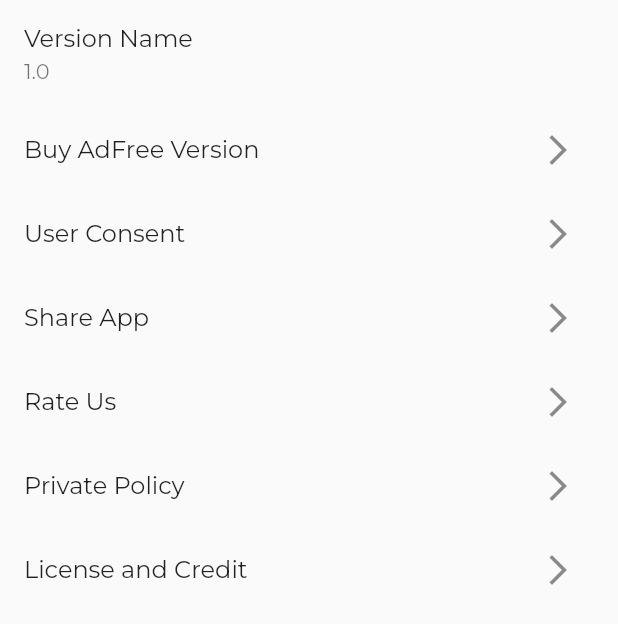
After one commit to jay2607-cmd/sound_meter_without_google_ads, a Flutter app: the Info screen opened directly, on a phone screen of 412 x 824 dp. The commit adds this screen. Shown: the top 624 px of the screen. Run offline on Flutter 3.47's test engine with Material 2 defaults, Android fonts, the light colour scheme and no system bars; our stand-ins replace audioplayers, camera, dotted_border, flutter_highlight, google_fonts, google_mobile_ads and 9 more; missing offline and left inert: flutter_audio_recorder2, noise_meter; accounts and stored records are empty; network calls fail.

Commit message:
Info Page Day 1 , In app-purchase remaining

```diff
--- a/lib/google_ads.dart
+++ b/lib/google_ads.dart
@@ -43,3 +43,9 @@
 // }
 //
 //
+
+var adBannerUnit = "ca-app-pub-3940256099942544/6300978111";
+
+var adIntUnit = "ca-app-pub-3940256099942544/1033173712";
+
+var adNativeUnit = "ca-app-pub-3940256099942544/2247696110";
--- a/lib/logic/dB_Data.dart
+++ b/lib/logic/dB_Data.dart
@@ -3,7 +3,6 @@
 import 'dart:async';
 import 'package:flutter/foundation.dart';
 import 'package:flutter/material.dart';
-import 'package:flutter_dotenv/flutter_dotenv.dart';
 import 'package:google_mobile_ads/google_mobile_ads.dart';
 
 import 'package:noise_meter/noise_meter.dart';
@@ -54,7 +53,7 @@ class NoiseAppState extends State<NoiseApp> with WidgetsBindingObserver {
   bool isInterstitaleLoaded = false;
 
   // interstitle app id
-  var adInterstitaleUnit = "ca-app-pub-3940256099942544/1033173712";
+  var adInterstitaleUnit = adIntUnit;
 
   initInterstitialAd() {
     InterstitialAd.load(
@@ -106,7 +105,7 @@ class NoiseAppState extends State<NoiseApp> with WidgetsBindingObserver {
   bool isLoaded = false;
 
   // testing ad id
-  var adUnit = dotenv.env['BANNER_AD_UNIT'] ?? "BANNER_AD_UNIT not found";
+  var adUnit = adBannerUnit;
 
   @override
   void initState() {
--- a/lib/main.dart
+++ b/lib/main.dart
@@ -1,7 +1,6 @@
 import 'package:camera/camera.dart';
 import 'package:flutter/material.dart';
 import 'package:flutter/services.dart';
-import 'package:flutter_dotenv/flutter_dotenv.dart';
 import 'package:google_mobile_ads/google_mobile_ads.dart';
 import 'package:hive/hive.dart';
 
@@ -37,7 +36,6 @@ Future<void> main() async {
   WidgetsFlutterBinding.ensureInitialized();
   MobileAds.instance.initialize();
 
-  await dotenv.load();
 
   try {
     cameras = await availableCameras();
--- a/lib/screens/camera_home.dart
+++ b/lib/screens/camera_home.dart
@@ -5,6 +5,7 @@ import 'package:google_mobile_ads/google_mobile_ads.dart';
 import 'package:sound_meter/screens/pickFile.dart';
 import 'package:sound_meter/screens/views/reusable_grid_view.dart';
 
+import '../google_ads.dart';
 import '../utils/constants.dart';
 import 'capture_video_and_measure_noise.dart';
 
@@ -31,7 +32,7 @@ class _CameraHomeState extends State<CameraHome> {
 
   void loadNativeAd() {
     nativeAd = NativeAd(
-      adUnitId: "ca-app-pub-3940256099942544/2247696110",
+      adUnitId: adNativeUnit,
       factoryId: "listTileMedium",
       listener: NativeAdListener(onAdLoaded: (ad) {
         setState(() {
--- a/lib/screens/capture_video_and_measure_noise.dart
+++ b/lib/screens/capture_video_and_measure_noise.dart
@@ -15,6 +15,7 @@ import 'package:noise_meter/noise_meter.dart';
 import 'package:path_provider/path_provider.dart';
 import 'package:video_player/video_player.dart';
 
+import '../google_ads.dart';
 import '../logic/dB_meter.dart';
 import '../utils/constants.dart';
 import 'live_screenshot.dart';
@@ -54,7 +55,7 @@ class _CameraExampleHomeState extends State<CameraExampleHome>
   bool isLoaded = false;
 
   // testing ad id
-  var adUnit = "ca-app-pub-3940256099942544/6300978111";
+  var adUnit = adBannerUnit;
 
   initBannerAd() {
     bannerAd = BannerAd(
@@ -116,7 +117,7 @@ class _CameraExampleHomeState extends State<CameraExampleHome>
   double? meanDB;
 
   // interstitle app id
-  var adInterstitaleUnit = "ca-app-pub-3940256099942544/1033173712";
+  var adInterstitaleUnit = adIntUnit;
 
   late InterstitialAd interstitialAd;
   bool isInterstitaleLoaded = false;
--- /dev/null
+++ b/lib/screens/info.dart
@@ -0,0 +1,118 @@
+import 'package:flutter/material.dart';
+import 'package:share_plus/share_plus.dart';
+import 'package:url_launcher/url_launcher.dart';
+
+import 'license_credit.dart';
+
+class Info extends StatefulWidget {
+  const Info({super.key});
+
+  @override
+  State<Info> createState() => _InfoState();
+}
+
+class _InfoState extends State<Info> {
+  var toLaunch;
+
+  @override
+  Widget build(BuildContext context) {
+    toLaunch = Uri.parse(
+        'https://play.google.com/store/apps/details?id=com.expressway.noisedetector.sm&pli=1');
+
+    Future<void>? _launched;
+    Future<void> _launchInBrowser(Uri url) async {
+      if (!await launchUrl(
+        url,
+        mode: LaunchMode.externalApplication,
+      )) {
+        throw Exception('Could not launch $url');
+      }
+    }
+
+    return SafeArea(
+      child: Scaffold(
+        body: Column(
+          children: [
+            ListTile(
+              title: Text("Version Name"),
+              subtitle: Text("1.0"),
+            ),
+            ListTile(
+              title: Text(
+                "Buy AdFree Version",
+              ),
+              trailing: IconButton(
+                onPressed: () {},
+                icon: Icon(Icons.arrow_forward_ios_sharp),
+              ),
+            ),
+            ListTile(
+              title: Text(
+                "User Consent",
+              ),
+              trailing: IconButton(
+                onPressed: () {},
+                icon: Icon(Icons.arrow_forward_ios_sharp),
+              ),
+            ),
+            GestureDetector(
+              onTap: () {
+                Share.share(
+                    "https://play.google.com/store/apps/details?id=com.expressway.noisedetector.sm&pli=1");
+              },
+              child: ListTile(
+                title: Text("Share App"),
+                trailing: IconButton(
+                  onPressed: () {
+                    Share.share(
+                        "https://play.google.com/store/apps/details?id=com.expressway.noisedetector.sm&pli=1");
+                  },
+                  icon: Icon(Icons.arrow_forward_ios_sharp),
+                ),
+              ),
+            ),
+            GestureDetector(
+              onTap: () {
+                setState(() {
+                  _launched = _launchInBrowser(toLaunch);
+                });
+              },
+              child: ListTile(
+                title: Text("Rate Us"),
+                trailing: IconButton(
+                  onPressed: () => (setState(() {
+                    _launched = _launchInBrowser(toLaunch);
+                  })),
+                  icon: Icon(Icons.arrow_forward_ios_sharp),
+                ),
+              ),
+            ),
+            ListTile(
+              title: Text(
+                "Private Policy",
+              ),
+              trailing: IconButton(
+                onPressed: () {},
+                icon: Icon(Icons.arrow_forward_ios_sharp),
+              ),
+            ),
+            GestureDetector(
+              onTap: () {
+Navigator.push(context, MaterialPageRoute(builder: (context) => LicenseAndCredit()));
+              },
+              child: ListTile(
+                title: Text("License and Credit"),
+                trailing: IconButton(
+                  onPressed: () {
+
+                  },
+                  icon: Icon(Icons.arrow_forward_ios_sharp),
+                ),
+              ),
+            ),
+          ],
+        ),
+      ),
+    );
+  }
+}
--- a/lib/screens/live_screenshot.dart
+++ b/lib/screens/live_screenshot.dart
@@ -6,6 +6,7 @@ import 'package:google_mobile_ads/google_mobile_ads.dart';
 import 'package:path_provider/path_provider.dart';
 import 'package:sound_meter/screens/screenshot_preview.dart';
 
+import '../google_ads.dart';
 import '../utils/constants.dart';
 
 class ImageListScreen extends StatefulWidget {
@@ -27,7 +28,7 @@ class _ImageListScreenState extends State<ImageListScreen>
 
   void loadNativeAd() {
     nativeAd = NativeAd(
-      adUnitId: "ca-app-pub-3940256099942544/2247696110",
+      adUnitId: adNativeUnit,
       factoryId: "listTileMedium",
       listener: NativeAdListener(onAdLoaded: (ad) {
         setState(() {
--- a/lib/screens/pickFile.dart
+++ b/lib/screens/pickFile.dart
@@ -638,6 +638,7 @@ import 'package:image_picker/image_picker.dart';
 import 'package:noise_meter/noise_meter.dart';
 import 'package:video_player/video_player.dart';
 
+import '../google_ads.dart';
 import '../logic/dB_meter.dart';
 import '../utils/constants.dart';
 
@@ -653,7 +654,7 @@ class _PickFileState extends State<PickFile> {
   bool isLoaded = false;
 
   // testing ad id
-  var adUnit = "ca-app-pub-3940256099942544/6300978111";
+  var adUnit = adBannerUnit;
 
   initBannerAd() {
     bannerAd = BannerAd(
@@ -733,7 +734,7 @@ class _PickFileState extends State<PickFile> {
   bool isInterstitaleLoaded = false;
 
   // interstitle app id
-  var adInterstitaleUnit = "ca-app-pub-3940256099942544/1033173712";
+  var adInterstitaleUnit = adIntUnit;
 
   initInterstitialAd() {
     InterstitialAd.load(
--- a/lib/screens/recorder_homeview.dart
+++ b/lib/screens/recorder_homeview.dart
@@ -1,11 +1,11 @@
 import 'dart:io';
 import 'package:flutter/material.dart';
-import 'package:flutter_dotenv/flutter_dotenv.dart';
 import 'package:google_mobile_ads/google_mobile_ads.dart';
 import 'package:path_provider/path_provider.dart';
 import 'package:sound_meter/screens/recorder_listview.dart';
 import 'package:sound_meter/screens/recorder_view.dart';
 
+import '../google_ads.dart';
 import '../utils/constants.dart';
 
 class RecorderHomeView extends StatefulWidget {
@@ -27,13 +27,13 @@ class _RecorderHomeViewState extends State<RecorderHomeView> {
   bool isInterstitaleLoaded = false;
 
   // interstitle app id
-  var adInterstitaleUnit = "ca-app-pub-3940256099942544/1033173712";
+  var adInterstitaleUnit = adIntUnit;
 
   late BannerAd bannerAd;
   bool isLoaded = false;
 
   // testing ad id
-  var adUnit = dotenv.env['BANNER_AD_UNIT'] ?? "BANNER_AD_UNIT not found";
+  var adUnit = adBannerUnit;
 
   initBannerAd() {
     bannerAd = BannerAd(
--- a/lib/screens/save_main.dart
+++ b/lib/screens/save_main.dart
@@ -1,11 +1,11 @@
 import 'package:flutter/material.dart';
-import 'package:flutter_dotenv/flutter_dotenv.dart';
 import 'package:google_mobile_ads/google_mobile_ads.dart';
 import 'package:hive_flutter/hive_flutter.dart';
 import 'package:sound_meter/screens/views/history_meter.dart';
 
 import '../boxes/boxes.dart';
 import '../database/save_model.dart';
+import '../google_ads.dart';
 import '../utils/constants.dart';
 
 class SaveMain extends StatefulWidget {
@@ -36,7 +36,7 @@ class SaveMainState extends State<SaveMain> {
   bool isLoaded = false;
 
   // testing ad id
-  var adUnit = dotenv.env['BANNER_AD_UNIT'] ?? "BANNER_AD_UNIT not found";
+  var adUnit = adBannerUnit;
 
   initBannerAd() {
     bannerAd = BannerAd(
--- a/lib/screens/screenshot_preview.dart
+++ b/lib/screens/screenshot_preview.dart
@@ -5,6 +5,7 @@ import 'package:google_mobile_ads/google_mobile_ads.dart';
 import 'package:photo_view/photo_view.dart';
 import 'package:share_plus/share_plus.dart';
 
+import '../google_ads.dart';
 import '../utils/constants.dart';
 import 'live_screenshot.dart';
 
@@ -31,13 +32,13 @@ class _ScreenshotPreviewState extends State<ScreenshotPreview> {
   bool isInterstitaleLoaded = false;
 
   // interstitle app id
-  var adInterstitaleUnit = "ca-app-pub-3940256099942544/1033173712";
+  var adInterstitaleUnit = adIntUnit;
 
   late BannerAd bannerAd;
   bool isLoaded = false;
 
   // testing ad id
-  var adUnit = "ca-app-pub-3940256099942544/6300978111";
+  var adUnit = adBannerUnit;
 
   initBannerAd() {
     bannerAd = BannerAd(
--- a/lib/screens/views/history_meter.dart
+++ b/lib/screens/views/history_meter.dart
@@ -1,6 +1,7 @@
 import 'package:flutter/material.dart';
 import 'package:google_mobile_ads/google_mobile_ads.dart';
 
+import '../../google_ads.dart';
 import '../../logic/dB_meter.dart';
 import '../../utils/constants.dart';
 
@@ -25,7 +26,7 @@ class _HistoryMeterState extends State<HistoryMeter>
   bool isInterstitaleLoaded = false;
 
   // interstitle app id
-  var adInterstitaleUnit = "ca-app-pub-3940256099942544/1033173712";
+  var adInterstitaleUnit = adIntUnit;
 
   NativeAd? nativeAd;
   bool isNativeAdLoaded = false;
@@ -63,7 +64,7 @@ class _HistoryMeterState extends State<HistoryMeter>
 
   void loadNativeAd() {
     nativeAd = NativeAd(
-      adUnitId: "ca-app-pub-3940256099942544/2247696110",
+      adUnitId: adNativeUnit,
       factoryId: "listTileMedium",
       listener: NativeAdListener(onAdLoaded: (ad) {
         setState(() {
--- a/pubspec.yaml
+++ b/pubspec.yaml
@@ -66,7 +66,8 @@ dependencies:
   intl: ^0.18.1
   dotted_border: ^2.0.0+3
   google_mobile_ads: ^3.0.0
-  flutter_dotenv: ^5.1.0
+  url_launcher: ^6.1.12
+  flutter_highlight: ^0.7.0
 
 
 dev_dependencies:
@@ -97,7 +98,6 @@ flutter:
 
   assets:
     - assets/images/
-    - .env
 
   # To add assets to your application, add an assets section, like this:
 
```
Also changed, not shown: lib/screens/home_screen.dart (+108 -5 lines), lib/screens/license_credit.dart (added, +67 -0 lines), pubspec.lock, 4 other files.
